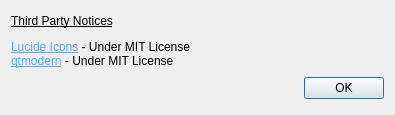
Old version of the form src/dialog/credit.ui in the repository ooflet/Mi-Create.
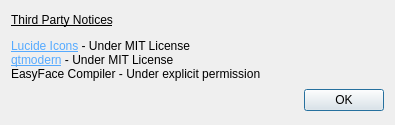
New version of the form.

Patch:
```diff
--- a/src/dialog/credit.ui
+++ b/src/dialog/credit.ui
@@ -10,7 +10,7 @@
     <x>0</x>
     <y>0</y>
     <width>395</width>
-    <height>115</height>
+    <height>125</height>
    </rect>
   </property>
   <property name="sizePolicy">
@@ -22,13 +22,13 @@
   <property name="minimumSize">
    <size>
     <width>395</width>
-    <height>115</height>
+    <height>125</height>
    </size>
   </property>
   <property name="maximumSize">
    <size>
     <width>395</width>
-    <height>115</height>
+    <height>125</height>
    </size>
   </property>
   <property name="windowTitle">
@@ -65,7 +65,7 @@
       <item row="0" column="1">
        <widget class="QLabel" name="label_2">
         <property name="text">
-         <string>&lt;html&gt;&lt;head/&gt;&lt;body&gt;&lt;p&gt;&lt;span style=&quot; text-decoration: underline;&quot;&gt;Third Party Notices&lt;/span&gt;&lt;/p&gt;&lt;p&gt;&lt;a href=&quot;https://lucide.dev&quot;&gt;&lt;span style=&quot; text-decoration: underline; color:#55aaff;&quot;&gt;Lucide Icons&lt;/span&gt;&lt;/a&gt; - Under MIT License&lt;br/&gt;&lt;a href=&quot;https://github.com/gmarull/qtmodern/tree/master&quot;&gt;&lt;span style=&quot; text-decoration: underline; color:#55aaff;&quot;&gt;qtmodern&lt;/span&gt;&lt;/a&gt; - Under MIT License&lt;/p&gt;&lt;/body&gt;&lt;/html&gt;</string>
+         <string>&lt;html&gt;&lt;head/&gt;&lt;body&gt;&lt;p&gt;&lt;span style=&quot; text-decoration: underline;&quot;&gt;Third Party Notices&lt;/span&gt;&lt;/p&gt;&lt;p&gt;&lt;a href=&quot;https://lucide.dev&quot;&gt;&lt;span style=&quot; text-decoration: underline; color:#55aaff;&quot;&gt;Lucide Icons&lt;/span&gt;&lt;/a&gt; - Under MIT License&lt;br/&gt;&lt;a href=&quot;https://github.com/gmarull/qtmodern/tree/master&quot;&gt;&lt;span style=&quot; text-decoration: underline; color:#55aaff;&quot;&gt;qtmodern&lt;/span&gt;&lt;/a&gt; - Under MIT License&lt;br/&gt;EasyFace Compiler - Under explicit permission&lt;/p&gt;&lt;/body&gt;&lt;/html&gt;</string>
         </property>
         <property name="openExternalLinks">
          <bool>true</bool>
```
